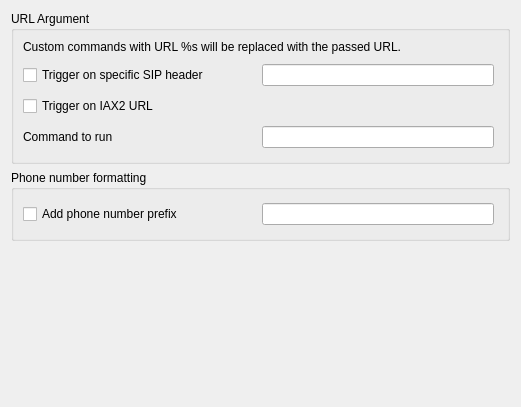
Qt form src/conf/dlghooksbase.ui (KDE/ring-kde) before a commit.
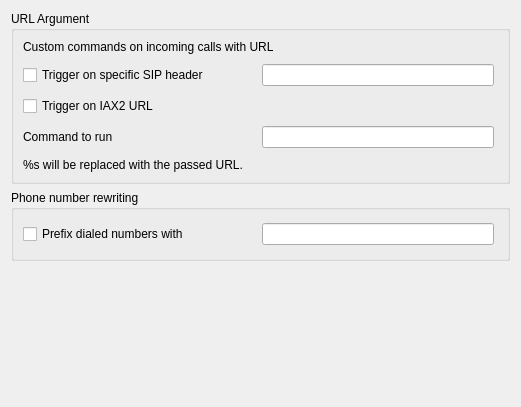
The same form after that commit. Custom widgets are drawn as their Qt base class.

What changed in the file:
```diff
--- a/src/conf/dlghooksbase.ui
+++ b/src/conf/dlghooksbase.ui
@@ -23,7 +23,7 @@
       <item>
        <widget class="QLabel" name="label">
         <property name="text">
-         <string>Custom commands with URL %s will be replaced with the passed URL.</string>
+         <string>Custom commands on incoming calls with URL</string>
         </property>
         <property name="wordWrap">
          <bool>true</bool>
@@ -122,13 +122,20 @@
         </layout>
        </widget>
       </item>
+      <item>
+       <widget class="QLabel" name="label_2">
+        <property name="text">
+         <string>%s will be replaced with the passed URL.</string>
+        </property>
+       </widget>
+      </item>
      </layout>
     </widget>
    </item>
    <item>
     <widget class="QGroupBox" name="groupBox_phoneNumberFormatting">
      <property name="title">
-      <string>Phone number formatting</string>
+      <string>Phone number rewriting</string>
      </property>
      <layout class="QVBoxLayout" name="verticalLayout_13">
       <item>
@@ -149,7 +156,7 @@
          <item>
           <widget class="QCheckBox" name="kcfg_addPrefix">
            <property name="text">
-            <string>Add phone number prefix</string>
+            <string>Prefix dialed numbers with</string>
            </property>
           </widget>
          </item>
```
Left out of the diff: 2 changed lines with no effect on the pictures.
